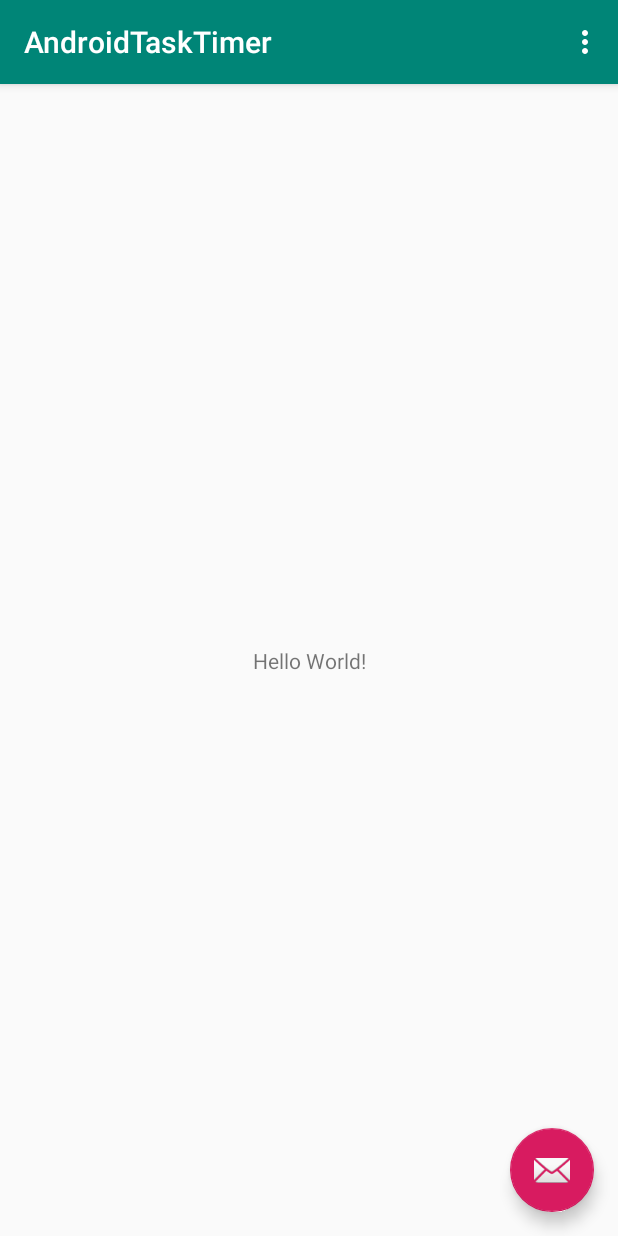
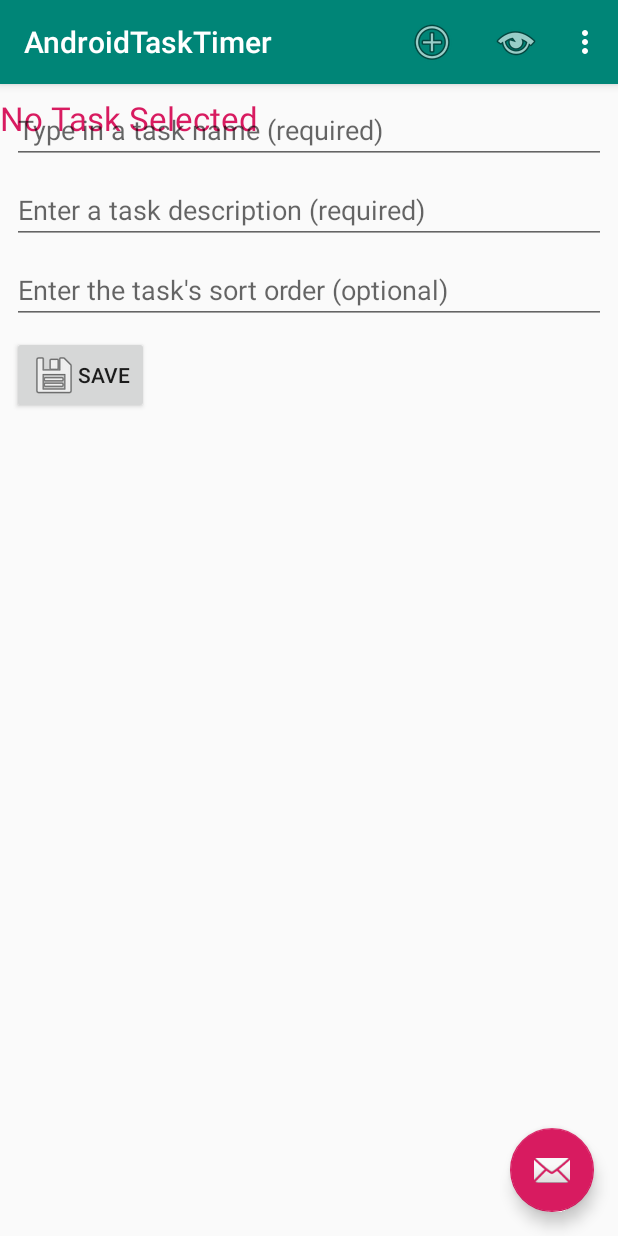
Before and after one commit to armohamm/AndroidTaskTimer, an Android app: the screen it shows after launch (MainActivity), in the options menu, after a tap on "Settings", on a phone screen of 412 x 824 dp. Run offline under Robolectric (Android 15) with nearby library versions, the phone set to English and light mode, and no system bars.

Commit message:
wrote a bit of code but there didn't seem to be a good place to hold this

```diff
--- a/app/src/main/AndroidManifest.xml
+++ b/app/src/main/AndroidManifest.xml
@@ -19,6 +19,10 @@
                 <category android:name="android.intent.category.LAUNCHER"/>
             </intent-filter>
         </activity>
+
+        <provider android:authorities="com.tmosest.androidtasktimer.provide"
+                  android:name="com.tmosest.androidtasktimer.AppProvider"
+                  android:exported="false"/>
     </application>
 
 </manifest>
--- /dev/null
+++ b/app/src/main/java/com/tmosest/androidtasktimer/AddEditFragment.kt
@@ -0,0 +1,96 @@
+package com.tmosest.androidtasktimer
+
+import android.content.Context
+import android.net.Uri
+import android.os.Bundle
+import android.support.v4.app.Fragment
+import android.util.Log
+import android.view.LayoutInflater
+import android.view.View
+import android.view.ViewGroup
+
+private const val TAG = "AddEditFragment"
+private const val ARG_TASK = "param"
+
+/**
+ * A simple [Fragment] subclass.
+ * Activities that contain this fragment must implement the
+ * [AddEditFragment.OnSaveClicked] interface
+ * to handle interaction events.
+ * Use the [AddEditFragment.newInstance] factory method to
+ * create an instance of this fragment.
+ *
+ */
+class AddEditFragment : Fragment() {
+    // TODO: Rename and change types of parameters
+    private var task: Task? = null
+    private var listener: OnSaveClicked? = null
+
+    override fun onCreate(savedInstanceState: Bundle?) {
+        Log.d(TAG, "onCreate")
+        super.onCreate(savedInstanceState)
+        task = arguments?.getParcelable(ARG_TASK)
+    }
+
+    override fun onCreateView(
+        inflater: LayoutInflater, container: ViewGroup?,
+        savedInstanceState: Bundle?
+    ): View? {
+        Log.d(TAG, "onCreateView")
+        // Inflate the layout for this fragment
+        return inflater.inflate(R.layout.fragment_add_edit, container, false)
+    }
+
+    fun onButtonPressed() {
+        listener?.onSaveClicked()
+    }
+
+    override fun onAttach(context: Context) {
+        Log.d(TAG, "onAttach")
+        super.onAttach(context)
+        if (context is OnSaveClicked) {
+            listener = context
+        } else {
+            throw RuntimeException(context.toString() + " must implement OnSaveClicked")
+        }
+    }
+
+    override fun onDetach() {
+        Log.d(TAG, "onDetach")
+        super.onDetach()
+        listener = null
+    }
+
+    /**
+     * This interface must be implemented by activities that contain this
+     * fragment to allow an interaction in this fragment to be communicated
+     * to the activity and potentially other fragments contained in that
+     * activity.
+     *
+     *
+     * See the Android Training lesson [Communicating with Other Fragments]
+     * (http://developer.android.com/training/basics/fragments/communicating.html)
+     * for more information.
+     */
+    interface OnSaveClicked {
+        // TODO: Update argument type and name
+        fun onSaveClicked()
+    }
+
+    companion object {
+        /**
+         * Use this factory method to create a new instance of
+         * this fragment using the provided parameters.
+         *
+         * @param task Task to pass
+         * @return A new instance of fragment AddEditFragment.
+         */
+        @JvmStatic
+        fun newInstance(task: Task?) =
+            AddEditFragment().apply {
+                arguments = Bundle().apply {
+                    putParcelable(ARG_TASK, task)
+                }
+            }
+    }
+}
--- a/app/src/main/java/com/tmosest/androidtasktimer/MainActivity.kt
+++ b/app/src/main/java/com/tmosest/androidtasktimer/MainActivity.kt
@@ -3,12 +3,15 @@ package com.tmosest.androidtasktimer
 import android.os.Bundle
 import android.support.design.widget.Snackbar
 import android.support.v7.app.AppCompatActivity;
+import android.util.Log
 import android.view.Menu
 import android.view.MenuItem
 
 import kotlinx.android.synthetic.main.activity_main.*
 
-class MainActivity : AppCompatActivity() {
+private const val TAG = "MainActivity"
+
+class MainActivity : AppCompatActivity(), AddEditFragment.OnSaveClicked {
 
     override fun onCreate(savedInstanceState: Bundle?) {
         super.onCreate(savedInstanceState)
@@ -31,9 +34,25 @@ class MainActivity : AppCompatActivity() {
         // Handle action bar item clicks here. The action bar will
         // automatically handle clicks on the Home/Up button, so long
         // as you specify a parent activity in AndroidManifest.xml.
-        return when (item.itemId) {
-            R.id.action_settings -> true
-            else -> super.onOptionsItemSelected(item)
+        when (item.itemId) {
+            R.id.menu_add_task -> {
+                taskEditRequest(null)
+            }
         }
+        return super.onOptionsItemSelected(item)
+    }
+
+    private fun taskEditRequest(task: Task?) {
+        Log.d(TAG, "taskEditRequest: starts")
+        // create a new fragment to edit the task
+        val newFragment = AddEditFragment.newInstance(task)
+        supportFragmentManager.beginTransaction()
+            .replace(R.id.fragment, newFragment)
+            .commit()
+        Log.d(TAG, "taskEditRequest: done")
+    }
+
+    override fun onSaveClicked() {
+
     }
 }
--- /dev/null
+++ b/app/src/main/res/layout/fragment_add_edit.xml
@@ -0,0 +1,34 @@
+<?xml version="1.0" encoding="utf-8"?>
+<android.support.constraint.ConstraintLayout xmlns:android="http://schemas.android.com/apk/res/android"
+                                             xmlns:app="http://schemas.android.com/apk/res-auto"
+                                             xmlns:tools="http://schemas.android.com/tools" android:layout_width="match_parent"
+                                             android:layout_height="match_parent">
+    <EditText android:layout_width="0dp" android:layout_height="wrap_content" android:id="@+id/et_task_name"
+              app:layout_constraintTop_toTopOf="parent" android:layout_marginTop="8dp"
+              app:layout_constraintEnd_toEndOf="parent" android:layout_marginEnd="8dp"
+              app:layout_constraintStart_toStartOf="parent" android:layout_marginStart="8dp"
+              android:singleLine="false" android:hint="@string/et_task_name_hint" android:maxLength="64"
+              android:inputType="textNoSuggestions"/>
+    <EditText android:layout_width="0dp" android:layout_height="wrap_content"
+              android:id="@+id/et_edit_description"
+              android:layout_marginTop="8dp"
+              app:layout_constraintTop_toBottomOf="@+id/et_task_name" app:layout_constraintEnd_toEndOf="parent"
+              android:layout_marginEnd="8dp" app:layout_constraintStart_toStartOf="parent"
+              android:layout_marginStart="8dp" android:singleLine="false"
+              android:hint="@string/et_task_description_hint" android:maxLength="256"
+              android:inputType="textNoSuggestions"/>
+    <EditText android:layout_width="0dp" android:layout_height="wrap_content" android:id="@+id/et_sort_order"
+              android:layout_marginTop="8dp"
+              app:layout_constraintTop_toBottomOf="@+id/et_edit_description" app:layout_constraintEnd_toEndOf="parent"
+              android:layout_marginEnd="8dp" app:layout_constraintStart_toStartOf="parent"
+              android:layout_marginStart="8dp" android:singleLine="true"
+              android:hint="@string/et_task_sort_order_hint" android:maxLength="9" android:inputType="number"/>
+    <Button
+            android:layout_width="wrap_content"
+            android:layout_height="wrap_content" android:id="@+id/btn_add_edit_task"
+            android:layout_marginTop="8dp"
+            app:layout_constraintTop_toBottomOf="@+id/et_sort_order"
+            app:layout_constraintStart_toStartOf="parent"
+            android:layout_marginStart="8dp" android:text="@string/btn_title_submit"
+            android:drawableStart="@android:drawable/ic_menu_save"/>
+</android.support.constraint.ConstraintLayout>
--- a/app/src/main/res/layout/fragment_main.xml
+++ b/app/src/main/res/layout/fragment_main.xml
@@ -9,12 +9,19 @@
         tools:context=".MainActivityFragment">
 
     <TextView
-            android:layout_width="wrap_content"
+            android:layout_width="0dp"
             android:layout_height="wrap_content"
-            android:text="Hello World!"
-            app:layout_constraintBottom_toBottomOf="parent"
             app:layout_constraintLeft_toLeftOf="parent"
             app:layout_constraintRight_toRightOf="parent"
-            app:layout_constraintTop_toTopOf="parent"/>
+            app:layout_constraintTop_toTopOf="parent" android:id="@+id/tv_current_name" android:layout_marginTop="8dp"
+            android:textSize="22sp" android:textColor="?android:attr/textColorTertiary"
+            android:text="@string/tv_current_name_empty"/>
+    <android.support.v7.widget.RecyclerView
+            android:layout_width="368dp"
+            android:layout_height="401dp" android:layout_marginTop="8dp"
+            app:layout_constraintTop_toBottomOf="@+id/tv_current_name" app:layout_constraintEnd_toEndOf="parent"
+            android:layout_marginEnd="8dp" app:layout_constraintStart_toStartOf="parent"
+            android:layout_marginStart="8dp" android:layout_marginBottom="8dp"
+            app:layout_constraintBottom_toBottomOf="parent" android:id="@+id/rcv_tasks"/>
 
 </android.support.constraint.ConstraintLayout>
--- a/app/src/main/res/menu/menu_main.xml
+++ b/app/src/main/res/menu/menu_main.xml
@@ -2,8 +2,16 @@
       xmlns:app="http://schemas.android.com/apk/res-auto"
       xmlns:tools="http://schemas.android.com/tools"
       tools:context="com.tmosest.androidtasktimer.MainActivity">
-    <item android:id="@+id/action_settings"
+    <item android:id="@+id/menu_settings"
           android:title="@string/action_settings"
-          android:orderInCategory="100"
+          android:orderInCategory="30"
           app:showAsAction="never"/>
+    <item android:title="@string/menu_title_add_task" android:id="@+id/menu_add_task"
+          android:icon="@android:drawable/ic_menu_add" app:showAsAction="ifRoom" android:orderInCategory="10"/>
+    <item android:title="@string/menu_title_show_durations" android:id="@+id/menu_show_duration"
+          app:showAsAction="ifRoom" android:icon="@android:drawable/ic_menu_view" android:orderInCategory="20"/>
+    <item android:title="@string/menu_title_show_about" android:id="@+id/menu_show_about"
+          android:icon="@android:drawable/ic_menu_info_details" app:showAsAction="ifRoom" android:orderInCategory="40"/>
+    <item android:title="@string/menu_title_generate" android:id="@+id/menu_generate" android:orderInCategory="50"
+          android:visible="false"/>
 </menu>
--- a/app/src/main/res/values/strings.xml
+++ b/app/src/main/res/values/strings.xml
@@ -1,4 +1,18 @@
 <resources>
     <string name="app_name">AndroidTaskTimer</string>
     <string name="action_settings">Settings</string>
+    <string name="menu_title_add_task">Add Task</string>
+    <string name="menu_title_show_durations">Durations Report</string>
+    <string name="menu_title_show_about">About</string>
+    <string name="menu_title_generate">Generate Data</string>
+    <string name="btn_description">Edit Task</string>
+    <string name="btn_delete_description">Delete a task</string>
+    <string name="btn_title_submit">Save</string>
+    <string name="et_task_name_hint">Type in a task name (required)</string>
+    <string name="et_task_description_hint">Enter a task description (required)</string>
+    <string name="et_task_sort_order_hint">Enter the task\'s sort order (optional)</string>
+
+    <!-- TODO: Remove or change this placeholder text -->
+    <string name="hello_blank_fragment">Hello blank fragment</string>
+    <string name="tv_current_name_empty">No Task Selected</string>
 </resources>
--- a/app/src/main/res/values/styles.xml
+++ b/app/src/main/res/values/styles.xml
@@ -6,6 +6,7 @@
         <item name="colorPrimary">@color/colorPrimary</item>
         <item name="colorPrimaryDark">@color/colorPrimaryDark</item>
         <item name="colorAccent">@color/colorAccent</item>
+        <item name="android:textColorTertiary">@color/colorAccent</item>
     </style>
     <style name="AppTheme.NoActionBar">
         <item name="windowActionBar">false</item>
```
Also changed, not shown: app/build.gradle (+6 -1 lines), app/src/main/java/com/tmosest/androidtasktimer/AppDatabase.kt (added, +50 -0 lines), app/src/main/java/com/tmosest/androidtasktimer/AppProvider.kt (added, +228 -0 lines), app/src/main/java/com/tmosest/androidtasktimer/SingletonHolder.kt (added, +29 -0 lines), app/src/main/java/com/tmosest/androidtasktimer/Task.kt (added, +9 -0 lines), app/src/main/java/com/tmosest/androidtasktimer/TimingsContract.kt (added, +30 -0 lines), app/src/main/res/layout/list_task.xml (added, +37 -0 lines).
